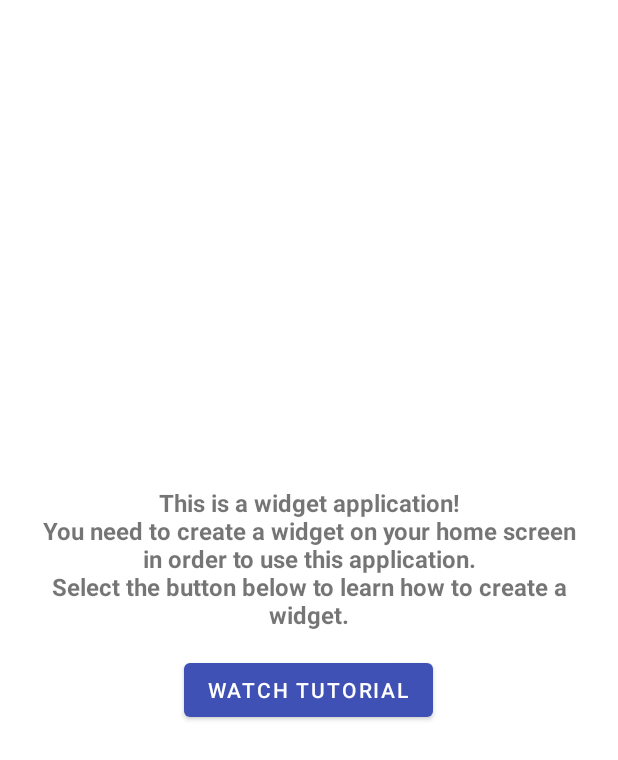
After one commit to rhidasi/balance-widget-tr, an Android app: the layout activity_main.xml on its own in the app's theme, with its tools: preview values and no code run, on a phone screen of 412 x 824 dp. The commit adds this screen. Shown: the top 760 px of the screen. Run offline under Robolectric (Android 15) with nearby library versions, the phone set to English and light mode, and no system bars.

Commit message:
Major update: add launcher activity, render widget to ImageView

```diff
--- /dev/null
+++ b/app/src/main/res/layout/activity_main.xml
@@ -0,0 +1,27 @@
+<?xml version="1.0" encoding="utf-8"?>
+<LinearLayout xmlns:android="http://schemas.android.com/apk/res/android"
+    xmlns:tools="http://schemas.android.com/tools"
+    android:layout_width="match_parent"
+    android:layout_height="match_parent"
+    android:orientation="vertical"
+    android:padding="@dimen/main_activity_margin"
+    android:gravity="center"
+    tools:context=".MainActivity">
+
+    <TextView
+        style="@android:style/Widget.DeviceDefault.Light.TextView"
+        android:layout_width="wrap_content"
+        android:layout_height="wrap_content"
+        android:gravity="center"
+        android:text="@string/main_activity_description"
+        android:textSize="16sp"
+        android:textStyle="bold" />
+
+    <Button
+        android:layout_width="wrap_content"
+        android:layout_height="wrap_content"
+        android:layout_margin="@dimen/main_layout_margin"
+        android:text="@string/watch_tutorial"
+        android:onClick="onTutorialVideo" />
+
+</LinearLayout>
--- a/app/src/main/res/values/dimens.xml
+++ b/app/src/main/res/values/dimens.xml
@@ -1,10 +1,10 @@
 <?xml version="1.0" encoding="utf-8"?>
 <resources>
+	<dimen name="widget_text_size">11sp</dimen>
 	<dimen name="configure_horizontal_margin">8dp</dimen>
 	<dimen name="widget_margin">4dp</dimen>
-	<dimen name="widget_text_margin">5dp</dimen>
-	<dimen name="widget_text_size">15sp</dimen>
-	<dimen name="widget_settings_padding">3dp</dimen>
+	<dimen name="main_activity_margin">25dp</dimen>
+	<dimen name="main_layout_margin">15dp</dimen>
 	<dimen name="about_activity_margin">20dp</dimen>
 	<dimen name="about_layout_margin">10dp</dimen>
 </resources>
--- a/app/src/main/res/values/strings.xml
+++ b/app/src/main/res/values/strings.xml
@@ -26,4 +26,6 @@
     <string name="usage">Please note that the Balance Widget TR application is not an official software of Edenred Slovakia, s.r.o. Functionality in the future can not be guaranteed.</string>
     <string name="description_title">Description</string>
     <string name="description_text">Balance Widget TR is an open source application displaying the balance on Ticket Restaurant&#174; dietary tickets from Edenred Slovakia, s.r.o. The application displays the account balance in a simple widget.</string>
+    <string name="main_activity_description">This is a widget application!\nYou need to create a widget on your home screen in order to use this application.\nSelect the button below to learn how to create a widget.</string>
+    <string name="watch_tutorial">Watch tutorial</string>
 </resources>
```
Also changed, not shown: app/src/main/AndroidManifest.xml (+20 -11 lines), app/src/main/java/sk/hidasi/balance_tr/BalanceWidget.java (+44 -7 lines), app/src/main/java/sk/hidasi/balance_tr/BalanceWidgetConfigureActivity.java (+1 -9 lines), app/src/main/java/sk/hidasi/balance_tr/BalanceWidgetHelper.java (+15 -0 lines), app/src/main/java/sk/hidasi/balance_tr/MainActivity.java (added, +36 -0 lines), app/src/main/res/layout/balance_widget.xml (+6 -32 lines), app/src/main/res/layout/balance_widget_configure.xml (+7 -1 lines), app/src/main/res/layout/balance_widget_dark.xml (deleted, +0 -41 lines), 1 other file. Lines whose indentation alone changed are shown as unchanged.
